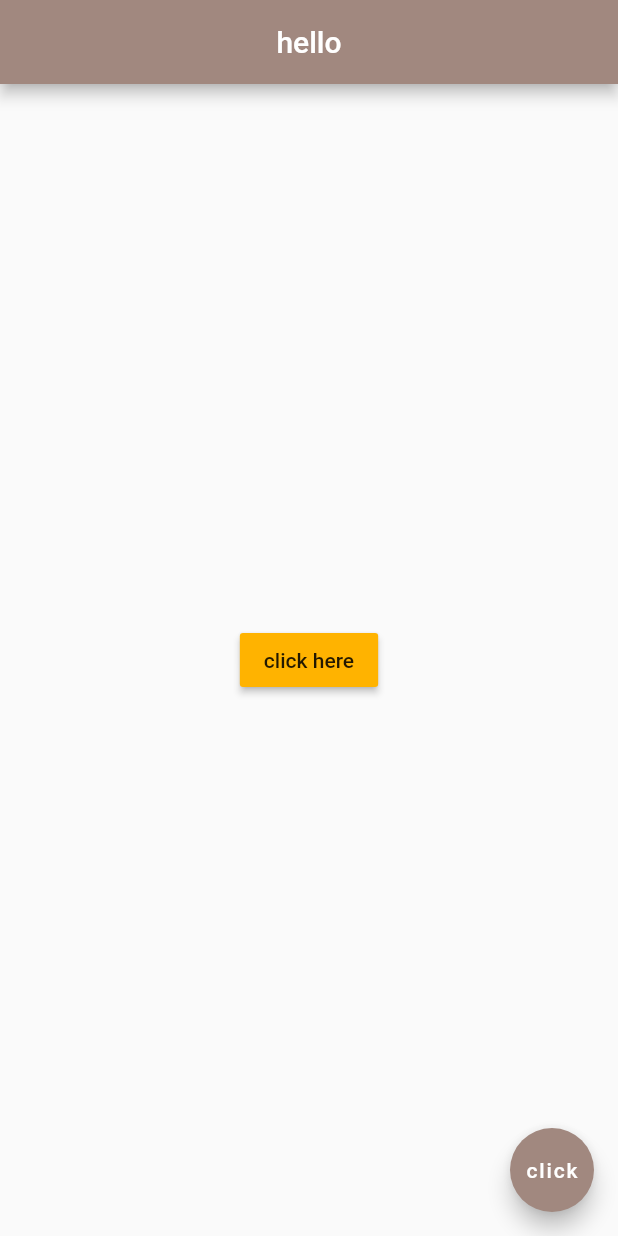
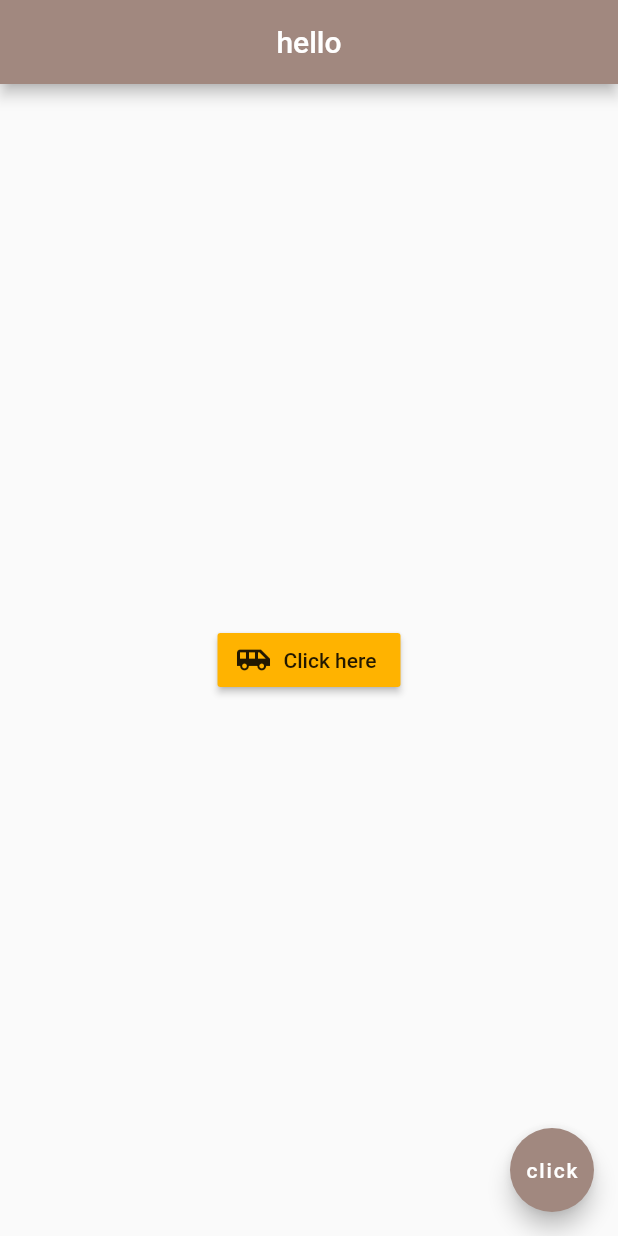
Before and after one commit to Mohammed-Benotmane/Flutter-Tutorial, a Flutter app: the screen it shows after launch, on a phone screen of 412 x 824 dp. Run offline on Flutter 3.47's test engine with Material 2 defaults, Android fonts, the phone set to English and light mode, and no system bars.

Commit message:
add a Raised Button with an icon

```diff
--- a/lib/main.dart
+++ b/lib/main.dart
@@ -14,11 +14,12 @@ class Home extends StatelessWidget {
         backgroundColor: Colors.brown[300],
       ),
       body: Center(
-        child: RaisedButton(
-          onPressed: (){
-            print('you clicked me');
-          },
-          child: Text('click here'),
+        child: RaisedButton.icon(
+          onPressed: (){},
+          label: Text('Click here'),
+          icon: Icon(
+            Icons.airport_shuttle,
+          ),
           color: Colors.amber[600],
         ),
       ),
```
